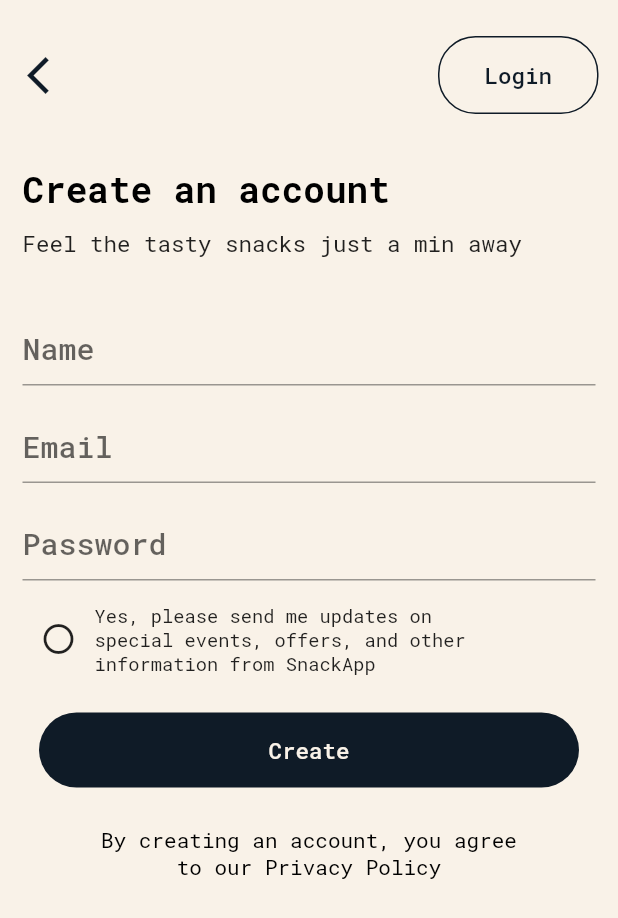
After one commit to DuanBoomer/Snack-App, a Flutter app: the screen it shows after launch, after a tap on "Create an account", on a phone screen of 412 x 824 dp. The commit adds this screen. Shown: the top 918 px of the screen. Run offline on Flutter 3.47's test engine with Material 2 defaults, Android fonts, the phone set to English and light mode, and no system bars; our stand-ins replace carousel_slider, google_fonts.

Commit message:
Updated the Welcome page and Made Create Account Page # Added autoscroll to welcome page image icons # Made the whole create account page but obscure text not works for password textfield # Connected the welcome and create account page

```diff
--- /dev/null
+++ b/lib/CreateAccount.dart
@@ -0,0 +1,190 @@
+// import 'dart:html';
+
+import 'package:flutter/material.dart';
+// import 'package:snackapp/home.dart';
+// import 'package:snackapp/loginImageButton.dart';
+// import 'package:snackapp/register.dart';
+import 'package:google_fonts/google_fonts.dart';
+
+class CreateAccountPage extends StatefulWidget {
+  const CreateAccountPage({super.key});
+
+  @override
+  CreateAccountPageState createState() => CreateAccountPageState();
+}
+
+class CreateAccountPageState extends State<CreateAccountPage> {
+  bool isEventButtonPressed = false;
+  @override
+  Widget build(BuildContext context) {
+    return Scaffold(
+        appBar: AppBar(
+          toolbarHeight: 100,
+          elevation: 0,
+          backgroundColor: Color.fromARGB(255, 249, 242, 232),
+          leading: IconButton(
+              icon: Padding(
+                padding: const EdgeInsets.only(left: 10),
+                child: Icon(
+                  Icons.arrow_back_ios,
+                  color: Color.fromARGB(255, 15, 27, 39),
+                  size: 30,
+                ),
+              ),
+              onPressed: () {
+                Navigator.pop(context);
+              }),
+          actions: [
+            Padding(
+              padding: const EdgeInsets.only(right: 13),
+              child: Center(
+                child: Container(
+                  padding: EdgeInsets.symmetric(horizontal: 30, vertical: 15),
+                  decoration: BoxDecoration(
+                      borderRadius: BorderRadius.circular(25),
+                      border: Border.all(
+                          width: 1, color: Color.fromARGB(255, 15, 27, 39))),
+                  child: Text(
+                    "Login",
+                    // textAlign: TextAlign.center,
+                    style: GoogleFonts.robotoMono(
+                      color: Color.fromARGB(255, 15, 27, 39),
+                      fontWeight: FontWeight.w500,
+                      fontSize: 15,
+                    ),
+                  ),
+                ),
+              ),
+            ),
+          ],
+        ),
+        backgroundColor: Color.fromARGB(255, 249, 242, 232),
+        body: Padding(
+          padding: const EdgeInsets.symmetric(horizontal: 15, vertical: 10),
+          child: Column(
+            crossAxisAlignment: CrossAxisAlignment.start,
+            children: [
+              Padding(
+                padding: const EdgeInsets.only(
+                  bottom: 10,
+                ),
+                child: Text(
+                  "Create an account",
+                  style: GoogleFonts.robotoMono(
+                      color: Colors.black,
+                      fontSize: 24,
+                      fontWeight: FontWeight.w700),
+                ),
+              ),
+              Padding(
+                padding: const EdgeInsets.only(bottom: 35),
+                child: Text(
+                  "Feel the tasty snacks just a min away",
+                  style: GoogleFonts.robotoMono(
+                    color: Colors.black87,
+                    fontSize: 15,
+                    fontWeight: FontWeight.w400,
+                  ),
+                ),
+              ),
+              Padding(
+                padding: const EdgeInsets.only(bottom: 15),
+                child: TextField(
+                    style: GoogleFonts.robotoMono(
+                      fontWeight: FontWeight.w500,
+                      fontSize: 20,
+                    ),
+                    decoration: InputDecoration(
+                      hintText: "Name",
+                    )),
+              ),
+              Padding(
+                padding: const EdgeInsets.only(bottom: 15),
+                child: TextField(
+                    style: GoogleFonts.robotoMono(
+                      fontWeight: FontWeight.w500,
+                      fontSize: 20,
+                    ),
+                    decoration: InputDecoration(
+                      hintText: "Email",
+                    )),
+              ),
+              Padding(
+                padding: const EdgeInsets.only(bottom: 15),
+                child: TextField(
+                    style: GoogleFonts.robotoMono(
+                      fontWeight: FontWeight.w500,
+                      fontSize: 20,
+                    ),
+                    decoration: InputDecoration(
+                      hintText: "Password",
+                    )),
+              ),
+              Row(
+                children: [
+                  IconButton(
+                    icon: Icon(isEventButtonPressed
+                        ? Icons.check_circle_outline_outlined
+                        : Icons.circle_outlined),
+                    onPressed: () {
+                      setState(() {
+                        isEventButtonPressed = !isEventButtonPressed;
+                      });
+                    },
+                  ),
+                  Container(
+                    width: 275,
+                    child: Text(
+                      "Yes, please send me updates on special events, offers, and other information from SnackApp",
+                      // overflow: TextOverflow.clip,
+                      style: GoogleFonts.robotoMono(
+                        color: Colors.black87,
+                        fontSize: 12.5,
+                        fontWeight: FontWeight.w400,
+                      ),
+                    ),
+                  ),
+                ],
+              ),
+              Center(
+                child: Padding(
+                  padding: const EdgeInsets.symmetric(vertical: 25),
+                  child: Container(
+                    padding:
+                        EdgeInsets.symmetric(horizontal: 153, vertical: 15),
+                    decoration: BoxDecoration(
+                      borderRadius: BorderRadius.circular(25),
+                      color: Color.fromARGB(255, 15, 27, 39),
+                      // border: Border.all(
+                      //     width: 1, color: Color.fromARGB(255, 15, 27, 39))
+                    ),
+                    child: Text(
+                      "Create",
+                      // textAlign: TextAlign.center,
+                      style: GoogleFonts.robotoMono(
+                        // color: Color.fromARGB(255, 15, 27, 39),
+                        color: Color.fromARGB(255, 249, 242, 232),
+                        fontWeight: FontWeight.w500,
+                        fontSize: 15,
+                      ),
+                    ),
+                  ),
+                ),
+              ),
+              Container(
+                padding: EdgeInsets.symmetric(horizontal: 40),
+                child: Text(
+                  "By creating an account, you agree to our Privacy Policy",
+                  style: GoogleFonts.robotoMono(
+                    fontWeight: FontWeight.w400,
+                    fontSize: 14,
+                    color: Colors.black,
+                  ),
+                  textAlign: TextAlign.center,
+                ),
+              ),
+            ],
+          ),
+        ));
+  }
+}
--- a/lib/main.dart
+++ b/lib/main.dart
@@ -1,4 +1,5 @@
 import 'package:flutter/material.dart';
+import 'package:snackapp/CreateAccount.dart';
 import 'package:snackapp/welcome.dart';
 
 void main() {
@@ -10,8 +11,11 @@ class MyApp extends StatelessWidget {
   @override
   Widget build(BuildContext context) {
     return const MaterialApp(
+
       title: "Snack App",
       home: Welcome(),
+      // home: CreateAccountPage(),
+
     );
   }
 }
--- a/lib/welcome.dart
+++ b/lib/welcome.dart
@@ -1,4 +1,5 @@
 import 'package:flutter/material.dart';
+import 'package:snackapp/CreateAccount.dart';
 // import 'package:snackapp/home.dart';
 // import 'package:snackapp/loginImageButton.dart';
 import 'package:snackapp/register.dart';
@@ -108,6 +109,7 @@ class WelcomeState extends State<Welcome> {
                 options: CarouselOptions(
                   // enableInfiniteScroll: false,
                   aspectRatio: 2,
+                  autoPlay: true,
                 ),
                 items: [
                   WelcomeImageButton(
@@ -125,6 +127,10 @@ class WelcomeState extends State<Welcome> {
                   WelcomeImageButton(
                     icon: Icons.coffee,
                     color: Colors.brown.shade900,
+                  ),
+                  WelcomeImageButton(
+                    icon: Icons.rice_bowl,
+                    color: Colors.black87,
                   ),
                 ],
               ),
@@ -147,11 +153,6 @@ class WelcomeState extends State<Welcome> {
               ),
             ],
           ),
-          // SizedBox(
-          //   height: 70,
-          // ),
-
-          /////////////////Email Text Field//////////////////
 
           Padding(
             padding: const EdgeInsets.only(top: 100, bottom: 20),
@@ -170,13 +171,10 @@ class WelcomeState extends State<Welcome> {
                 )),
           ),
 
-          //////////////////Password Text Field////////////
-          ///
-
           Padding(
             padding: const EdgeInsets.only(bottom: 40),
             child: Container(
-                padding: EdgeInsets.symmetric(vertical: 20, horizontal: 70),
+              padding: EdgeInsets.symmetric(vertical: 20, horizontal: 60),
               // width: 200,
               decoration: BoxDecoration(
                 color: Color.fromARGB(255, 15, 27, 39),
@@ -186,12 +184,26 @@ class WelcomeState extends State<Welcome> {
                 ),
                 borderRadius: BorderRadius.circular(100),
               ),
+              child: TextButton(
+                  onPressed: () {
+                    Navigator.push(
+                        context,
+                        MaterialPageRoute(
+                            builder: (context) => CreateAccountPage()));
+                  },
                   child: WelcomePageText(
                     text: "Create an account",
                     color: Colors.white,
                     fontweight: FontWeight.w800,
                     fontsize: 18,
                   )),
+              // child: WelcomePageText(
+              //   text: "Create an account",
+              //   color: Colors.white,
+              //   fontweight: FontWeight.w800,
+              //   fontsize: 18,
+              // )
+            ),
           ),
 
           /////////////Footer///////////////////
```
Also changed, not shown: lib/login.dart (deleted, +0 -225 lines), lib/loginImageButton.dart (deleted, +0 -45 lines). Lines whose indentation alone changed are shown as unchanged.
